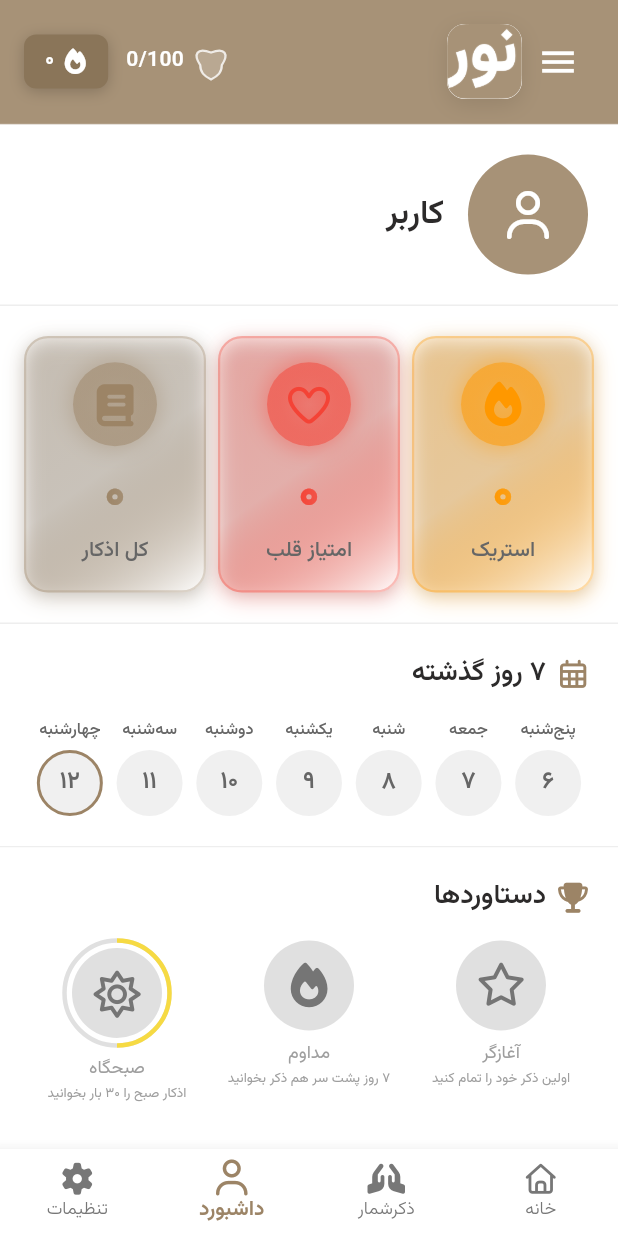
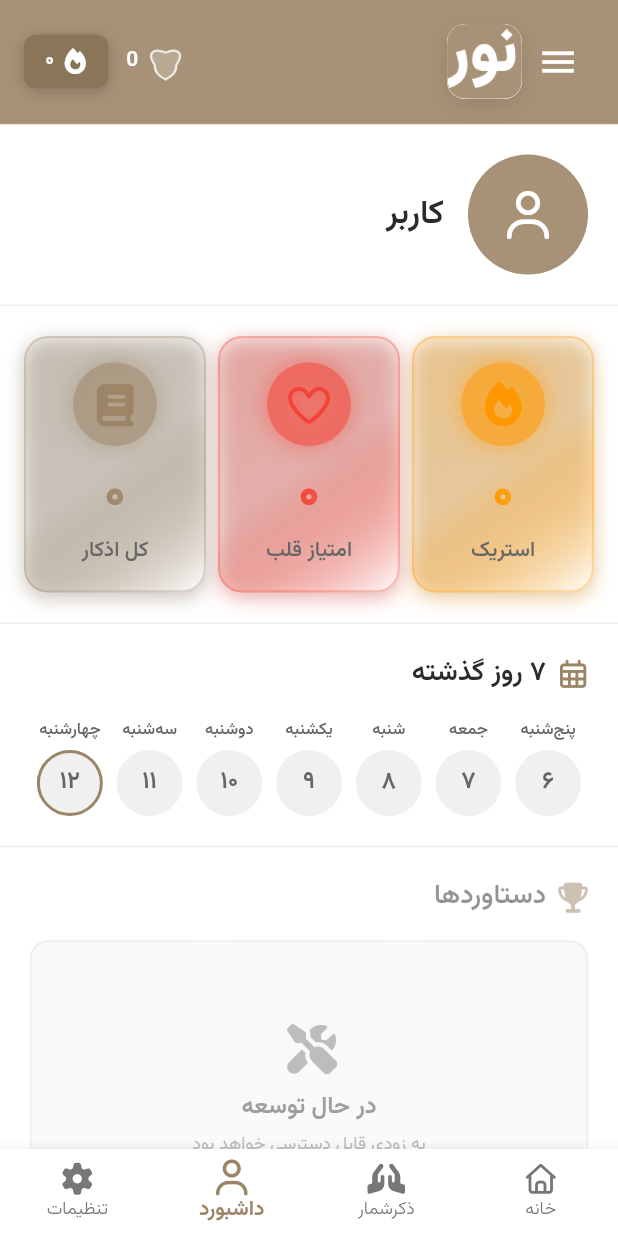
Before and after one commit to edrisranjbar/nour-adhkar, a Flutter app: the MainScreen screen opened by its route, in the side drawer, after a tap on "داشبورد", on a phone screen of 412 x 824 dp. Run offline on Flutter 3.47's test engine with Material 3 defaults, Android fonts, the phone set to English and light mode, and no system bars; our stand-ins replace font_awesome_flutter, get, shamsi_date, shared_preferences; accounts and stored records are empty; network calls fail.

Commit message:
refactor: clean up CounterScreen and DashboardScreen by improving logging, removing unused badge handling, and enhancing UI elements for better readability; update HeartScoreDisplay to simplify heart score display

```diff
--- a/mobile_app/lib/screens/counter_screen.dart
+++ b/mobile_app/lib/screens/counter_screen.dart
@@ -409,7 +409,9 @@ class _CounterScreenState extends State<CounterScreen>
         final collectionCompleted = result['collection_completed'] == true;
         final heartScoreIncrease = result['heart_score_increase'] ?? 0;
 
-        print('[CounterScreen] Collection completed: $collectionCompleted, Heart score increase: $heartScoreIncrease');
+        print(
+          '[CounterScreen] Collection completed: $collectionCompleted, Heart score increase: $heartScoreIncrease',
+        );
 
         if (heartScoreIncrease > 0) {
           // Show heart score increase message
@@ -574,18 +576,7 @@ class _CounterScreenState extends State<CounterScreen>
       child: Container(
         margin: const EdgeInsets.only(left: 6),
         padding: const EdgeInsets.symmetric(horizontal: 12, vertical: 6),
-        decoration: BoxDecoration(
-          color: isSelected
-              ? (isDark ? AppTheme.darkBrandPrimary : AppTheme.brandPrimary)
-              : (isDark ? AppTheme.darkBgTertiary : AppTheme.bgTertiary),
-          borderRadius: BorderRadius.circular(16),
-          border: Border.all(
-            color: isSelected
-                ? (isDark ? AppTheme.darkBrandPrimary : AppTheme.brandPrimary)
-                : Colors.transparent,
-            width: 1.5,
-          ),
-        ),
+
         child: Center(
           child: Text(
             dhikr['title'] ?? NumberFormatter.formatNumber(index + 1),
@@ -654,7 +645,7 @@ class _CounterScreenState extends State<CounterScreen>
       width: double.infinity,
       padding: const EdgeInsets.all(28),
       decoration: BoxDecoration(
-        color: isDark ? AppTheme.darkBgSecondary : AppTheme.bgSecondary,
+        // Remove background color for cleaner Arabic text display
         borderRadius: BorderRadius.circular(8),
         boxShadow: [
           BoxShadow(
@@ -794,6 +785,8 @@ class _CounterScreenState extends State<CounterScreen>
     showDialog(
       context: context,
       builder: (context) {
+        return StatefulBuilder(
+          builder: (context, setModalState) {
             final isDark = Theme.of(context).brightness == Brightness.dark;
             return Directionality(
               textDirection: TextDirection.rtl,
@@ -807,7 +800,9 @@ class _CounterScreenState extends State<CounterScreen>
                 title: Text(
                   'تنظیمات',
                   style: TextStyle(
-                color: isDark ? AppTheme.darkTextPrimary : AppTheme.textPrimary,
+                    color: isDark
+                        ? AppTheme.darkTextPrimary
+                        : AppTheme.textPrimary,
                     fontFamily: AppTheme.fontPrimary,
                     fontWeight: FontWeight.w700,
                   ),
@@ -832,9 +827,14 @@ class _CounterScreenState extends State<CounterScreen>
                       spacing: 8,
                       runSpacing: 8,
                       children: [
-                    _buildModalGoalChip(isDark, 33, '۳۳'),
-                    _buildModalGoalChip(isDark, 100, '۱۰۰'),
-                    _buildModalGoalChip(isDark, null, 'نامحدود'),
+                        _buildModalGoalChip(isDark, 33, '۳۳', setModalState),
+                        _buildModalGoalChip(isDark, 100, '۱۰۰', setModalState),
+                        _buildModalGoalChip(
+                          isDark,
+                          null,
+                          'نامحدود',
+                          setModalState,
+                        ),
                       ],
                     ),
                     const SizedBox(height: 24),
@@ -855,8 +855,10 @@ class _CounterScreenState extends State<CounterScreen>
                         Switch(
                           value: _showTimer,
                           onChanged: (value) {
+                            setModalState(() {
+                              _showTimer = value;
+                            });
                             setState(() {
-                          _showTimer = value;
                               if (!value && _timerStarted) {
                                 _stopTimer();
                               }
@@ -889,9 +891,16 @@ class _CounterScreenState extends State<CounterScreen>
             );
           },
         );
+      },
+    );
   }
 
-  Widget _buildModalGoalChip(bool isDark, int? value, String label) {
+  Widget _buildModalGoalChip(
+    bool isDark,
+    int? value,
+    String label,
+    StateSetter setModalState,
+  ) {
     final isSelected = _goalCount == value;
     final brandColor = isDark
         ? AppTheme.darkBrandPrimary
@@ -899,8 +908,10 @@ class _CounterScreenState extends State<CounterScreen>
 
     return GestureDetector(
       onTap: () {
+        setModalState(() {
+          _goalCount = isSelected ? null : value;
+        });
         setState(() {
-          _goalCount = isSelected ? null : value;
           if (_goalCount != value) {
             _currentCount = 0;
             _hasCompleted = false;
@@ -910,24 +921,24 @@ class _CounterScreenState extends State<CounterScreen>
       },
       child: AnimatedContainer(
         duration: const Duration(milliseconds: 200),
-        padding: const EdgeInsets.symmetric(horizontal: 20, vertical: 10),
+        padding: const EdgeInsets.symmetric(horizontal: 12, vertical: 8),
         decoration: BoxDecoration(
           color: isSelected
               ? brandColor
               : (isDark ? AppTheme.darkBgTertiary : AppTheme.bgTertiary),
-          borderRadius: BorderRadius.circular(12),
+          borderRadius: BorderRadius.circular(10),
           border: Border.all(
             color: isSelected
                 ? brandColor
                 : (isDark ? AppTheme.darkBgTertiary : AppTheme.bgTertiary),
-            width: 2,
+            width: 1.5,
           ),
           boxShadow: isSelected
               ? [
                   BoxShadow(
                     color: brandColor.withOpacity(0.3),
-                    blurRadius: 8,
-                    offset: const Offset(0, 4),
+                    blurRadius: 6,
+                    offset: const Offset(0, 2),
                   ),
                 ]
               : null,
@@ -935,7 +946,7 @@ class _CounterScreenState extends State<CounterScreen>
         child: Text(
           label,
           style: TextStyle(
-            fontSize: 14,
+            fontSize: 12,
             fontWeight: isSelected ? FontWeight.w700 : FontWeight.w500,
             color: isSelected
                 ? Colors.white
@@ -1150,8 +1161,12 @@ class _CounterScreenState extends State<CounterScreen>
                     description: _isAuthenticated && _userData != null
                         ? '❤️ امتیاز قلب: ${_userData!['heart_score'] ?? 0}'
                         : 'شمارش اذکار روزانه',
-                    heartScore: _isAuthenticated && _userData != null ? _userData!['heart_score'] : null,
-                    streak: _isAuthenticated && _userData != null ? _userData!['streak'] : null,
+                    heartScore: _isAuthenticated && _userData != null
+                        ? _userData!['heart_score']
+                        : null,
+                    streak: _isAuthenticated && _userData != null
+                        ? _userData!['streak']
+                        : null,
                     isAuthenticated: _isAuthenticated,
                     onMenuTap: () => Scaffold.of(context).openDrawer(),
                   ),
--- a/mobile_app/lib/screens/dashboard_screen.dart
+++ b/mobile_app/lib/screens/dashboard_screen.dart
@@ -3,7 +3,6 @@ import '../theme/app_theme.dart';
 import '../widgets/app_header.dart';
 import '../services/api_service.dart';
 import '../services/auth_service.dart';
-import '../services/dashboard_service.dart';
 import '../widgets/dashboard/profile_section.dart';
 import '../widgets/dashboard/stats_section.dart';
 import '../widgets/dashboard/streak_calendar.dart';
@@ -20,7 +19,6 @@ class DashboardScreen extends StatefulWidget {
 class _DashboardScreenState extends State<DashboardScreen> {
   Map<String, dynamic>? _userStats;
   List<Map<String, dynamic>> _recentActivities = [];
-  List<Map<String, dynamic>> _badges = [];
   Map<String, dynamic>? _user;
   bool _isLoading = true;
   bool _isAuthenticated = false;
@@ -44,10 +42,7 @@ class _DashboardScreenState extends State<DashboardScreen> {
       // Load stats and dashboard data
       final stats = await ApiService.getUserStats();
       final dashboard = await ApiService.getDashboard();
-      final badges = await ApiService.getUserBadges();
 
-      // Normalize badges to ensure proper types
-      final normalizedBadges = DashboardService.normalizeBadges(badges);
 
       if (mounted) {
         setState(() {
@@ -57,7 +52,6 @@ class _DashboardScreenState extends State<DashboardScreen> {
           _heartScore = stats?['heart_score'] ?? user?['heart_score'] ?? 0;
           _streak = stats?['streak'] ?? user?['streak'] ?? 0;
           _recentActivities = dashboard?['recent_activities'] ?? [];
-          _badges = normalizedBadges;
           _isLoading = false;
         });
       }
@@ -140,9 +134,6 @@ class _DashboardScreenState extends State<DashboardScreen> {
 
                       // Badges Section
                       BadgesSection(
-                        badges: _badges,
-                        userStats: _userStats,
-                        streak: _streak,
                         isDark: isDark,
                       ),
 
--- a/mobile_app/lib/widgets/dashboard/badges_section.dart
+++ b/mobile_app/lib/widgets/dashboard/badges_section.dart
@@ -1,46 +1,20 @@
 import 'package:flutter/material.dart';
 import 'package:font_awesome_flutter/font_awesome_flutter.dart';
 import '../../theme/app_theme.dart';
-import '../../services/dashboard_service.dart';
-import 'achievement_badge.dart';
 
-class BadgesSection extends StatefulWidget {
-  final List<Map<String, dynamic>> badges;
-  final Map<String, dynamic>? userStats;
-  final int? streak;
+class BadgesSection extends StatelessWidget {
   final bool isDark;
 
   const BadgesSection({
     super.key,
-    required this.badges,
-    required this.userStats,
-    required this.streak,
     required this.isDark,
   });
 
   @override
-  State<BadgesSection> createState() => _BadgesSectionState();
-}
-
-class _BadgesSectionState extends State<BadgesSection> {
-  @override
-  void initState() {
-    super.initState();
-  }
-
-  @override
   Widget build(BuildContext context) {
-    // If no badges from API, show default achievement badges
-    final displayBadges = widget.badges.isNotEmpty
-        ? widget.badges
-        : DashboardService.getDefaultBadges(
-            userStats: widget.userStats,
-            streak: widget.streak,
-          );
-
     return Container(
       padding: const EdgeInsets.all(20),
-      color: widget.isDark ? AppTheme.darkBgPrimary : Colors.white,
+      color: isDark ? AppTheme.darkBgPrimary : Colors.white,
       child: Column(
         crossAxisAlignment: CrossAxisAlignment.start,
         children: [
@@ -52,7 +26,9 @@ class _BadgesSectionState extends State<BadgesSection> {
                   Icon(
                     FontAwesomeIcons.trophy,
                     size: 20,
-                    color: widget.isDark ? AppTheme.darkBrandPrimary : AppTheme.brandPrimary,
+                    color: isDark
+                        ? AppTheme.darkBrandPrimary.withOpacity(0.5)
+                        : AppTheme.brandPrimary.withOpacity(0.5),
                   ),
                   const SizedBox(width: 8),
                   Text(
@@ -60,7 +36,9 @@ class _BadgesSectionState extends State<BadgesSection> {
                     style: TextStyle(
                       fontSize: 18,
                       fontWeight: FontWeight.w600,
-                      color: widget.isDark ? AppTheme.darkTextPrimary : AppTheme.textPrimary,
+                      color: isDark
+                          ? AppTheme.darkTextPrimary.withOpacity(0.5)
+                          : AppTheme.textPrimary.withOpacity(0.5),
                       fontFamily: AppTheme.fontPrimary,
                     ),
                   ),
@@ -69,24 +47,88 @@ class _BadgesSectionState extends State<BadgesSection> {
             ],
           ),
           const SizedBox(height: 16),
-          GridView.builder(
-            shrinkWrap: true,
+          // Coming Soon Overlay
+          Container(
+            height: 200, // Approximate height of the original grid
+            decoration: BoxDecoration(
+              color: isDark
+                  ? AppTheme.darkBgSecondary.withOpacity(0.3)
+                  : Colors.grey.shade100.withOpacity(0.5),
+              borderRadius: BorderRadius.circular(12),
+              border: Border.all(
+                color: isDark
+                    ? Colors.white.withOpacity(0.1)
+                    : Colors.grey.shade300.withOpacity(0.5),
+                width: 1,
+              ),
+            ),
+            child: Stack(
+              children: [
+                // Subtle background pattern
+                Positioned.fill(
+                  child: Opacity(
+                    opacity: 0.1,
+                    child: GridView.builder(
                       physics: const NeverScrollableScrollPhysics(),
                       gridDelegate: const SliverGridDelegateWithFixedCrossAxisCount(
                         crossAxisCount: 3,
                         crossAxisSpacing: 12,
                         mainAxisSpacing: 16,
-              childAspectRatio: 0.85,
                       ),
-            itemCount: displayBadges.length,
+                      itemCount: 6,
                       itemBuilder: (context, index) {
-              final badge = displayBadges[index];
-              return AnimatedBadge(
-                badge: badge,
-                isDark: widget.isDark,
-                delay: Duration(milliseconds: index * 100),
+                        return Container(
+                          decoration: BoxDecoration(
+                            color: isDark
+                                ? Colors.white.withOpacity(0.05)
+                                : Colors.grey.withOpacity(0.1),
+                            borderRadius: BorderRadius.circular(8),
+                          ),
                         );
                       },
+                    ),
+                  ),
+                ),
+                // Coming Soon Content
+                Center(
+                  child: Column(
+                    mainAxisAlignment: MainAxisAlignment.center,
+                    children: [
+                      Icon(
+                        FontAwesomeIcons.tools,
+                        size: 32,
+                        color: isDark
+                            ? Colors.white.withOpacity(0.4)
+                            : Colors.grey.shade400,
+                      ),
+                      const SizedBox(height: 12),
+                      Text(
+                        'در حال توسعه',
+                        style: TextStyle(
+                          fontSize: 16,
+                          fontWeight: FontWeight.w600,
+                          color: isDark
+                              ? Colors.white.withOpacity(0.6)
+                              : Colors.grey.shade500,
+                          fontFamily: AppTheme.fontPrimary,
+                        ),
+                      ),
+                      const SizedBox(height: 4),
+                      Text(
+                        'به زودی قابل دسترسی خواهد بود',
+                        style: TextStyle(
+                          fontSize: 12,
+                          color: isDark
+                              ? Colors.white.withOpacity(0.4)
+                              : Colors.grey.shade400,
+                          fontFamily: AppTheme.fontPrimary,
+                        ),
+                      ),
+                    ],
+                  ),
+                ),
+              ],
+            ),
           ),
         ],
       ),
--- a/mobile_app/lib/widgets/heart_score_display.dart
+++ b/mobile_app/lib/widgets/heart_score_display.dart
@@ -25,7 +25,7 @@ class HeartScoreDisplay extends StatelessWidget {
         ),
         const SizedBox(width: 6),
         Text(
-          '$heartScore/100',
+          '$heartScore',
           style: const TextStyle(
             color: Colors.white,
             fontSize: 14,
```
Lines whose indentation alone changed are shown as unchanged.
